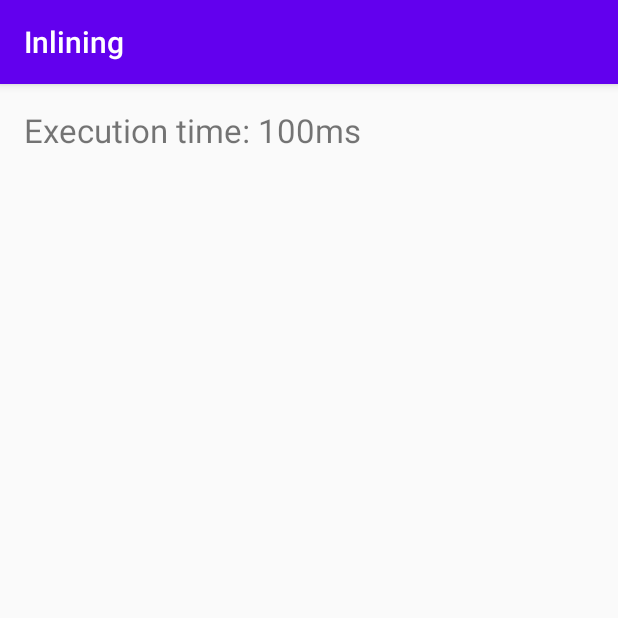
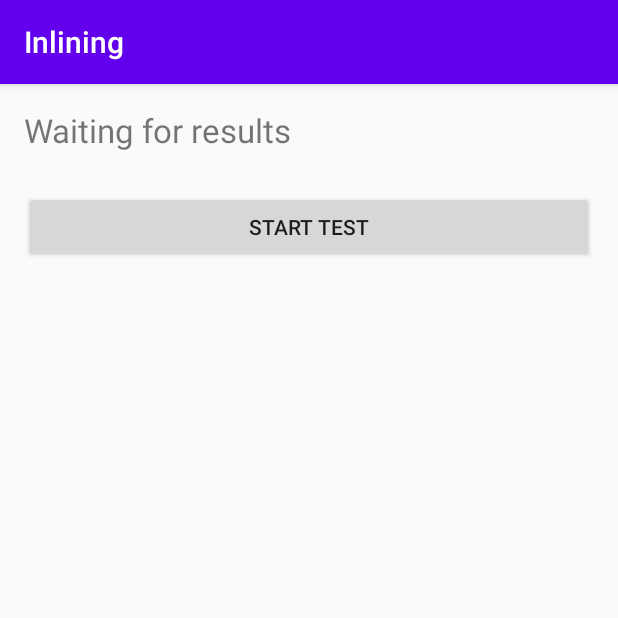
Before and after one commit to thofyb/coursework, an Android app: the screen it shows after launch (MainActivity), on a phone screen of 412 x 824 dp, the top half of it. Run offline under Robolectric (Android 15) with nearby library versions, the phone set to English and light mode, and no system bars.

Commit message:
Added test button and custom thread implementation

```diff
--- a/inlining/app/src/main/java/com/example/inlining/MainActivity.java
+++ b/inlining/app/src/main/java/com/example/inlining/MainActivity.java
@@ -5,10 +5,14 @@ import androidx.appcompat.app.AppCompatActivity;
 import android.os.AsyncTask;
 import android.os.Bundle;
 import android.util.Log;
+import android.view.View;
+import android.widget.Button;
 import android.widget.TextView;
 
 public class MainActivity extends AppCompatActivity {
     TextView mResultTextView;
+    Button mStartTestButton;
+    int MAX_CYCLES = 1000000;
 
     @Override
     protected void onCreate(Bundle savedInstanceState) {
@@ -17,19 +21,14 @@ public class MainActivity extends AppCompatActivity {
 
         mResultTextView = (TextView) findViewById(R.id.tv_result);
 
-        new CalcTask().execute(100000);
-
-//        mResultTextView.setText("");
-//        mResultTextView.append("Execution time: " + totalTime / 1000 + " s");
-    }
-
-    private class CalcTask extends AsyncTask<Integer, Integer, Long> {
-        int MAX_CYCLES = 1000;
-
+        mStartTestButton = (Button)  findViewById(R.id.b_startTest);
+        mStartTestButton.setOnClickListener(new View.OnClickListener() {
             @Override
-        protected Long doInBackground(Integer... params) {
-            MAX_CYCLES = params[0];
-            long startTime = System.currentTimeMillis();
+            public void onClick(View v) {
+                Thread calc = new Thread(new Runnable() {
+                    @Override
+                    public void run() {
+//                        long startTime = System.currentTimeMillis();
 
                         for (int i = 0; i < MAX_CYCLES; i++) {
                             calcFunc();
@@ -42,29 +41,80 @@ public class MainActivity extends AppCompatActivity {
                             calcFunc();
                             calcFunc();
                             calcFunc();
-                //Log.i("com.example.inlining", String.valueOf(i));
-                publishProgress(i);
+//                            Log.i("com.example.inlining", String.valueOf(i));
+//                            publishProgress(i);
                         }
 
-            long endTime = System.currentTimeMillis();
+//                        long endTime = System.currentTimeMillis();
 
-            return endTime - startTime;
+//                        mResultTextView.append("Execution time: " + (startTime - endTime) + "ms\n");
                     }
+                });
+                long startTime, endTime;
+                startTime = System.currentTimeMillis();
+                calc.start();
+                try {
+                    calc.join();
+                } catch (InterruptedException e) {
+                    e.printStackTrace();
+                }
+                endTime = System.currentTimeMillis();
+                mResultTextView.append("Execution time: " + (endTime - startTime) + "ms\n");
+            }
+        });
 
-        @Override
-        protected void onPostExecute(Long aLong) {
-            mResultTextView.setText("Execution time: " + aLong + "ms");
-        }
+//        new CalcTask().execute(100000);
 
-        @Override
-        protected void onProgressUpdate(Integer... values) {
-            mResultTextView.setText("Curr counter: " + values[0] + " of " + MAX_CYCLES);
+//        mResultTextView.setText("");
+//        mResultTextView.append("Execution time: " + totalTime / 1000 + " s");
     }
 
     private void calcFunc() {
         System.currentTimeMillis();
     }
-    }
+
+//    private class CalcTask extends AsyncTask<Integer, Integer, Long> {
+//        int MAX_CYCLES = 1000;
+//
+//        @Override
+//        protected Long doInBackground(Integer... params) {
+//            MAX_CYCLES = params[0];
+//            long startTime = System.currentTimeMillis();
+//
+//            for (int i = 0; i < MAX_CYCLES; i++) {
+//                calcFunc();
+//                calcFunc();
+//                calcFunc();
+//                calcFunc();
+//                calcFunc();
+//                calcFunc();
+//                calcFunc();
+//                calcFunc();
+//                calcFunc();
+//                calcFunc();
+//                //Log.i("com.example.inlining", String.valueOf(i));
+//                publishProgress(i);
+//            }
+//
+//            long endTime = System.currentTimeMillis();
+//
+//            return endTime - startTime;
+//        }
+//
+//        @Override
+//        protected void onPostExecute(Long aLong) {
+//            mResultTextView.setText("Execution time: " + aLong + "ms");
+//        }
+//
+//        @Override
+//        protected void onProgressUpdate(Integer... values) {
+//            mResultTextView.setText("Curr counter: " + values[0] + " of " + MAX_CYCLES);
+//        }
+//
+//        private void calcFunc() {
+//            System.currentTimeMillis();
+//        }
+//    }
 
 
 }
--- a/inlining/app/src/main/res/layout/activity_main.xml
+++ b/inlining/app/src/main/res/layout/activity_main.xml
@@ -3,17 +3,24 @@
     xmlns:app="http://schemas.android.com/apk/res-auto"
     xmlns:tools="http://schemas.android.com/tools"
     android:layout_width="match_parent"
-    android:layout_height="match_parent"
-    tools:context=".MainActivity"
+    android:layout_height="wrap_content"
+    android:orientation="vertical"
+    android:paddingLeft="16dp"
     android:paddingTop="16dp"
-    android:paddingLeft="16dp"
-    android:paddingRight="16dp">
+    android:paddingRight="16dp"
+    tools:context=".MainActivity">
 
     <TextView
         android:id="@+id/tv_result"
         android:layout_width="wrap_content"
         android:layout_height="match_parent"
-        android:textSize="22sp"
-        android:text="Waiting for results" />
+        android:text="Waiting for results\n"
+        android:textSize="22sp" />
+
+    <Button
+        android:id="@+id/b_startTest"
+        android:layout_width="match_parent"
+        android:layout_height="wrap_content"
+        android:text="Start test" />
 
 </LinearLayout>
```
Lines whose indentation alone changed are shown as unchanged.
